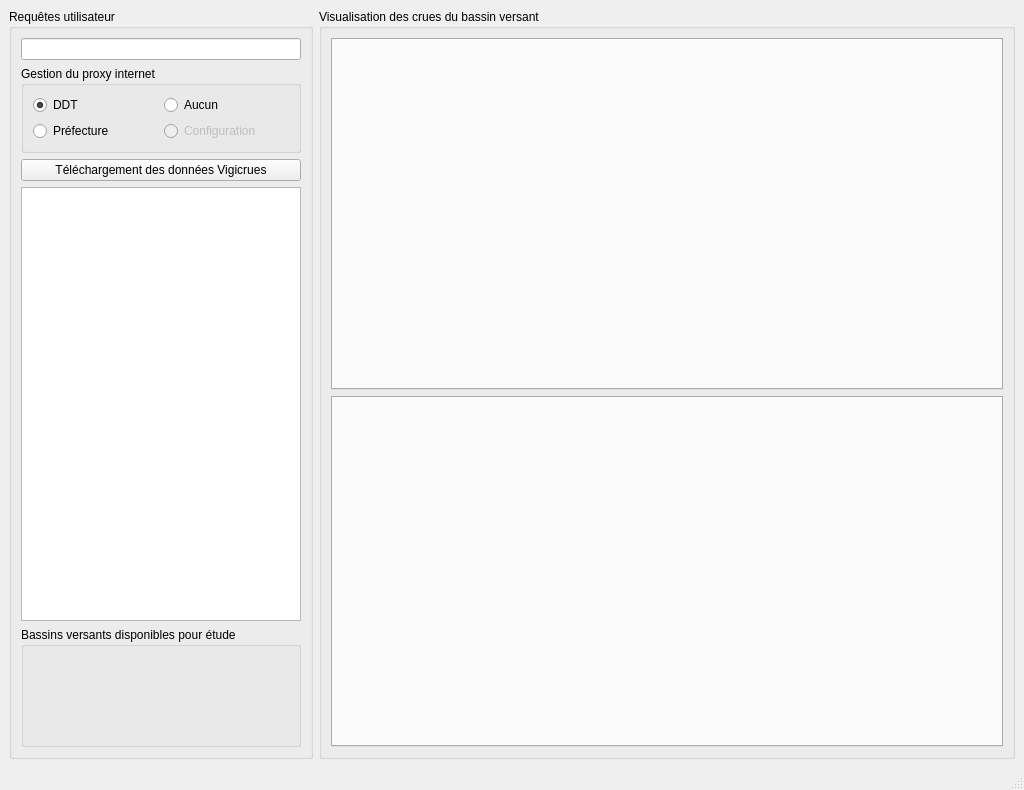
Qt form fenetre_principale.ui (dasycarpum/pro_DDT_Viginond) before a commit.
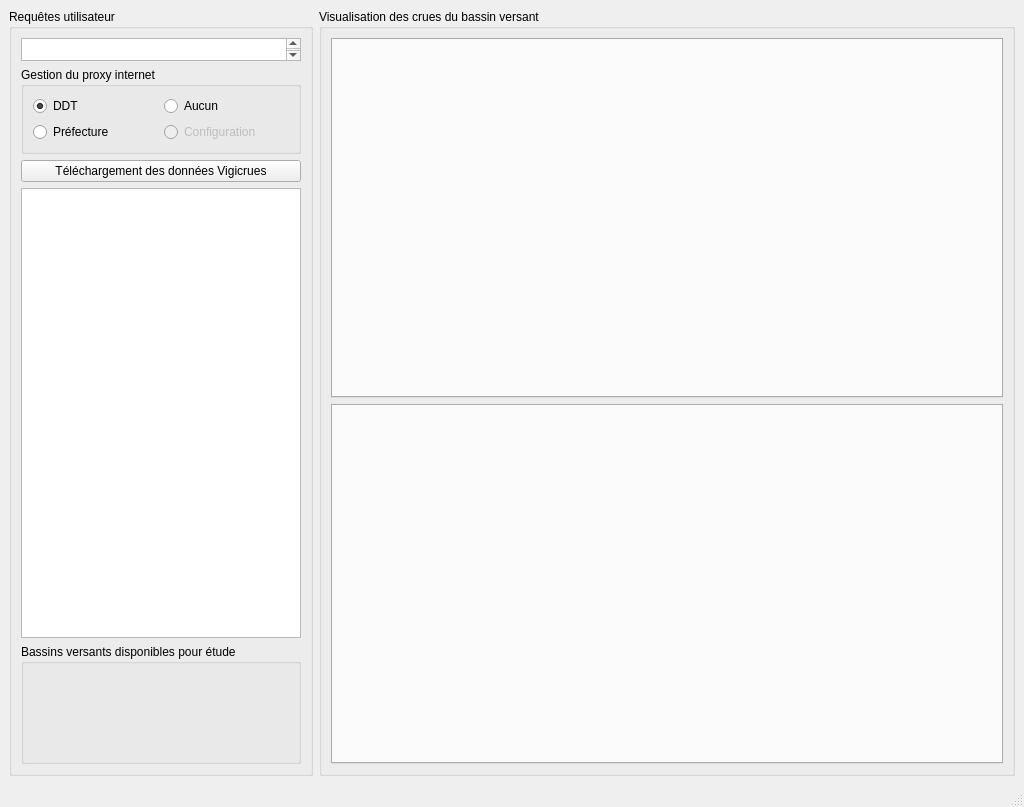
The same form after that commit.

Commit message:
Merged PR 20: Vérification d'une connexion internet
Test de la présence d'une connexion internet
sur base d'une réponse du site https://www.google.com/ et affichage du résultat
_( + gestion des fichiers texte type CSV : lecture et matrice de stockage des attributs)_

Related work items: #44

```diff
--- a/fenetre_principale.ui
+++ b/fenetre_principale.ui
@@ -6,8 +6,8 @@
    <rect>
     <x>0</x>
     <y>0</y>
-    <width>982</width>
-    <height>680</height>
+    <width>1024</width>
+    <height>807</height>
    </rect>
   </property>
   <property name="windowTitle">
@@ -27,16 +27,13 @@
        <string>Requêtes utilisateur</string>
       </property>
       <layout class="QGridLayout" name="gridLayout_requete">
-       <item row="0" column="0">
-        <widget class="QLineEdit" name="lineEdit_internet">
-         <property name="minimumSize">
-          <size>
-           <width>280</width>
-           <height>0</height>
-          </size>
+       <item row="2" column="0">
+        <widget class="QPushButton" name="pushButton_telechargement">
+         <property name="cursor">
+          <cursorShape>PointingHandCursor</cursorShape>
          </property>
-         <property name="readOnly">
-          <bool>true</bool>
+         <property name="text">
+          <string>Téléchargement des données Vigicrues</string>
          </property>
         </widget>
        </item>
@@ -104,13 +101,19 @@
          </layout>
         </widget>
        </item>
-       <item row="2" column="0">
-        <widget class="QPushButton" name="pushButton_telechargement">
-         <property name="cursor">
-          <cursorShape>PointingHandCursor</cursorShape>
+       <item row="0" column="0">
+        <widget class="QTextBrowser" name="textBrowser_internet">
+         <property name="minimumSize">
+          <size>
+           <width>280</width>
+           <height>0</height>
+          </size>
          </property>
-         <property name="text">
-          <string>Téléchargement des données Vigicrues</string>
+         <property name="maximumSize">
+          <size>
+           <width>16777215</width>
+           <height>23</height>
+          </size>
          </property>
         </widget>
        </item>
```
Left out of the diff: 8 changed lines with no effect on the pictures. The commit also changes 7 other files.
